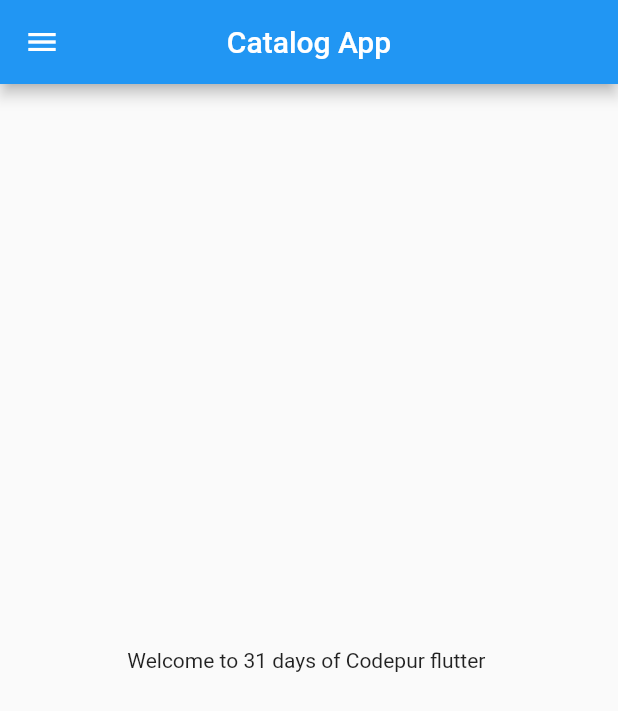
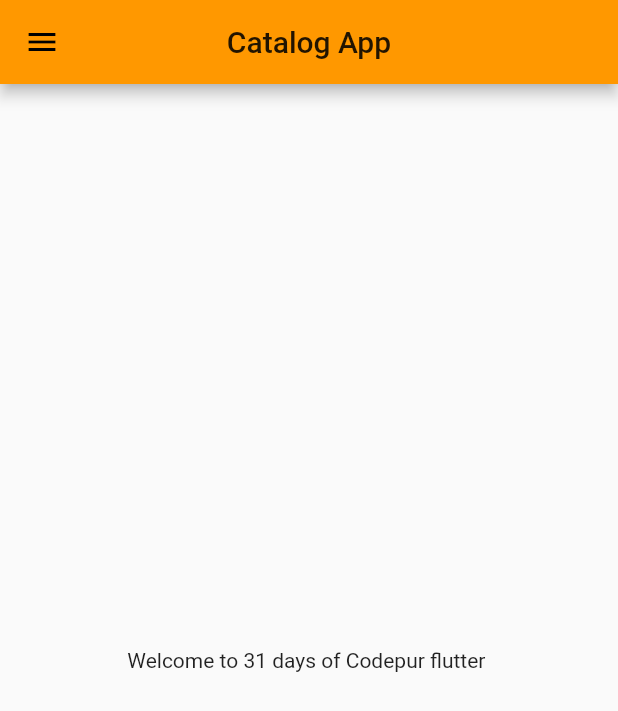
Before and after one commit to punitpalial/flutterpractice, a Flutter app: the screen it shows after launch, on a phone screen of 412 x 824 dp. Shown: the top 711 px of the screen. Run offline on Flutter 3.47's test engine with Material 2 defaults, Android fonts, the phone set to English and light mode, and no system bars.

Commit message:
day3 completed

```diff
--- a/lib/main.dart
+++ b/lib/main.dart
@@ -1,5 +1,6 @@
 import 'package:flutter/material.dart';
-import 'package:flutter_application_codepur/homepage.dart';
+import 'package:flutter_application_codepur/pages/homepage.dart';
+import 'package:flutter_application_codepur/pages/loginpage.dart';
 
 void main() {
   runApp(MyApp());
@@ -10,11 +11,18 @@
 
   @override
   Widget build(BuildContext context) {
-    double pi = 3.14;
-    bool isMale = true;
-
     return MaterialApp(
-      home: Homepage(),
+      themeMode: ThemeMode.light,
+      theme: ThemeData(primarySwatch: Colors.orange),
+      darkTheme: ThemeData(
+        brightness: Brightness.dark,
+      ),
+      initialRoute: "/home",
+      routes: {
+        "/": (context) => LoginPage(),
+        "/home": (context) => Homepage(),
+        "/login": (context) => LoginPage(),
+      },
     );
   }
 }
```
Also changed, not shown: lib/pages/loginpage.dart (added, +21 -0 lines), lib/pages/homepage.dart (renamed from lib/homepage.dart), 1 other file.
